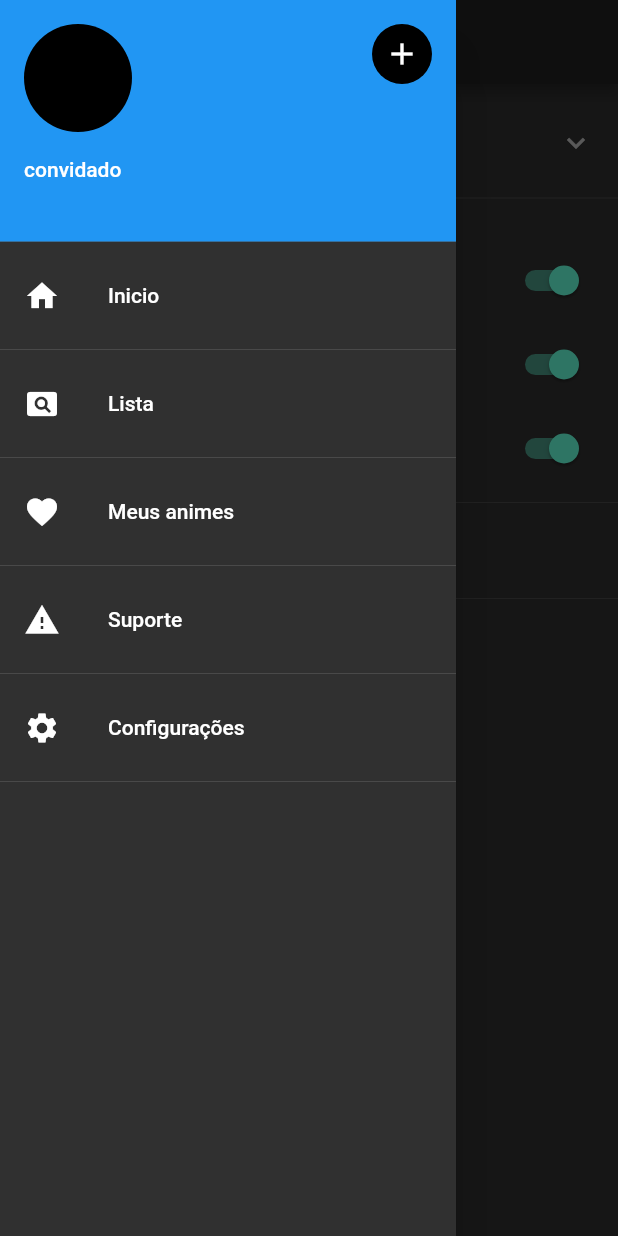
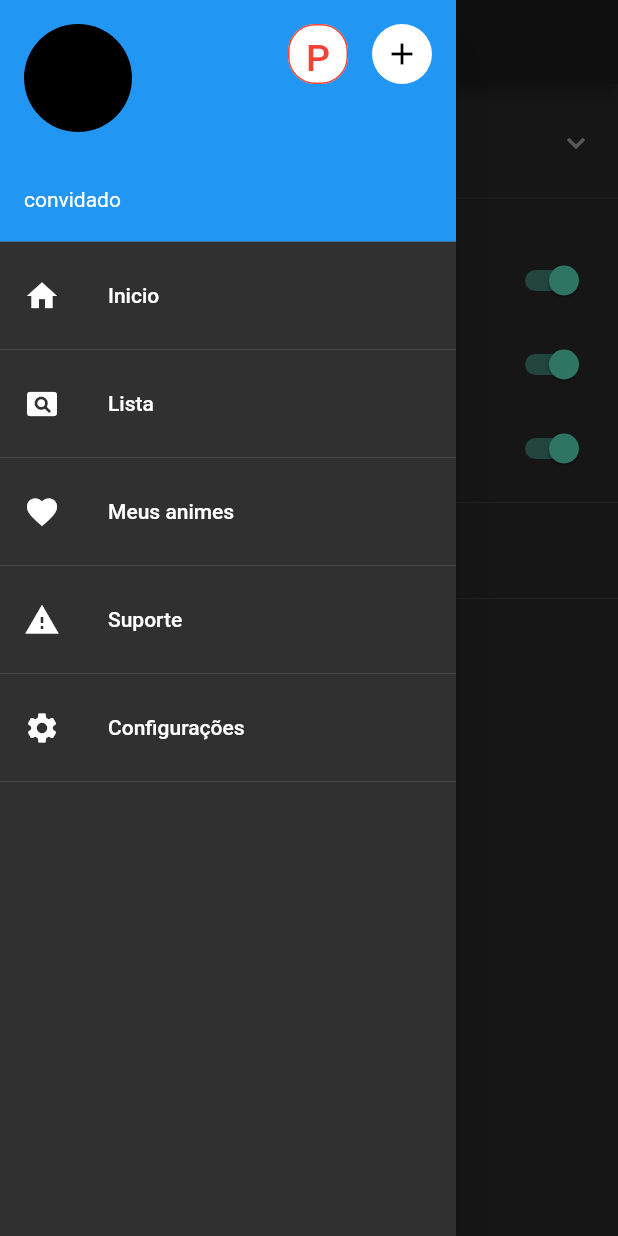
Before and after one commit to fuedgabriel/Animese-1.0, a Flutter app: the Config screen opened by its route, with the side drawer open, on a phone screen of 412 x 824 dp. Run offline on Flutter 3.47's test engine with Material 2 defaults, Android fonts, the phone set to English and light mode, and no system bars; our stand-ins replace bloc, device_info, equatable, flutter_bloc, flutter_speed_dial, shared_preferences and 1 more; missing offline and left inert: mx_player_plugin, video_box; accounts and stored records are empty; network calls fail.

Commit message:
Add files via upload

```diff
--- a/lib/screens/config/config.dart
+++ b/lib/screens/config/config.dart
@@ -54,7 +54,7 @@ _Config(){
   Widget build(BuildContext context) {
 
     return Scaffold(
-      drawer: new MenuWidget(page: 'Config'),
+      drawer: MenuWidget(page: 'Config'),
       appBar: AppBar(
         title: Text('Configurações'),
       ),
--- a/lib/screens/home_page/home_screen.dart
+++ b/lib/screens/home_page/home_screen.dart
@@ -44,6 +44,7 @@ class _HomeScreenState extends State<HomeScreen> {
   ListAnime lisa;
 
   _getFavoritos() async{
+    try{
       SharedPreferences prefs = await SharedPreferences.getInstance();
       List animes = prefs.getStringList('favoritos');
       for(int i = 0;i < animes.length; i++){
@@ -55,6 +56,11 @@ class _HomeScreenState extends State<HomeScreen> {
           });
         });
       }
+    }
+    catch(ex){
+      print(ex);
+    }
+
   }
 
   _getAnime(){
--- a/lib/screens/login/createcount.dart
+++ b/lib/screens/login/createcount.dart
@@ -210,7 +210,6 @@ class _CreateCount extends State<CreateCount>{
                       dia = birthDate.day.toString();
                       mes = birthDate.month.toString();
                       ano = birthDate.year.toString();
-
                     });
                   }
                 }
@@ -297,7 +296,7 @@ class _CreateCount extends State<CreateCount>{
               }
 
               else if(dia.toString() != '0'){
-                POST.postcreate(_textFieldControllerNome.text, _textFieldControllerNick.text, _textFieldControllerSenha1.text, _textFieldControllerEmail.text);
+                POST.postcreate(_textFieldControllerNome.text, _textFieldControllerNick.text, _textFieldControllerSenha1.text, _textFieldControllerEmail.text, birthDate.toString());
                 showGeneralDialog(
                     barrierColor: Colors.black.withOpacity(0.5),
                     transitionBuilder: (context, a1, a2, widget) {
--- a/lib/screens/video/movie_screen.dart
+++ b/lib/screens/video/movie_screen.dart
@@ -1,5 +1,6 @@
 //widget
 import 'package:animese/request/request.dart';
+import 'package:video_box/video_box.dart';
 
 import 'circular_clipper.dart';
 import 'package:flutter/material.dart';
@@ -189,11 +190,10 @@ class _VideoscreenState extends State<Videoscreen> {
                         Navigator.push(
                           context,
                           MaterialPageRoute(
-                            builder: (context) => Pro(movie: widget.movie,videos: video, ),
+                            builder: (context) => PipPage(movie: widget.movie,videos: video, ),
                           ),
                         );
                     });
-
                     },
                     shape: CircleBorder(),
                     fillColor: Colors.black,
--- a/lib/widgets/menu.dart
+++ b/lib/widgets/menu.dart
@@ -1,3 +1,4 @@
+import 'package:flutter/cupertino.dart';
 import 'package:flutter/material.dart';
 import 'package:flutter/widgets.dart';
 import '../request/request.dart';
@@ -15,9 +16,8 @@ class MenuWidget extends StatefulWidget{
   _MenuWidgetState createState() => _MenuWidgetState();
 }
 
+
 class _MenuWidgetState extends State<MenuWidget> {
-
-
   var nome = '';
   var email = '';
   var nick = '';
@@ -52,13 +52,9 @@ class _MenuWidgetState extends State<MenuWidget> {
         padding: EdgeInsets.zero,
         children: <Widget>[
           UserAccountsDrawerHeader(
-            accountEmail: Text(email),
-            accountName: Text(nick),
+            accountEmail: Text(nick),
             currentAccountPicture: GestureDetector(
               onTap: (){
-
-
-
 
               },
               child: CircleAvatar(
@@ -66,9 +62,31 @@ class _MenuWidgetState extends State<MenuWidget> {
               ),
             ),
             otherAccountsPictures: <Widget>[
+              FlatButton(
+                shape: new RoundedRectangleBorder(
+                    borderRadius: new BorderRadius.circular(18.0),
+                    side: BorderSide(color: Colors.red)),
+                color: Colors.white,
+                textColor: Colors.red,
+                padding: EdgeInsets.all(8.0),
+                onPressed: () {
+                  if (widget.page == 'Premium') {
+                    Navigator.pop(context);
+                  }
+                  else{
+                    Navigator.of(context).pushNamedAndRemoveUntil('/Premium', (Route<dynamic> route) => false);
+                  }
+                },
+                child: Text(
+                  "P".toUpperCase(),
+                  style: TextStyle(
+                    fontSize: 25.0,
+                  ),
+                ),
+              ),
+
               GestureDetector(
-                onTap: () =>
-                {
+                onTap: () => {
                   if(email == 'convidado'){
                     if (widget.page == 'Login') {
                       Navigator.pop(context),
@@ -83,9 +101,7 @@ class _MenuWidgetState extends State<MenuWidget> {
                         Navigator.pop(context),
                         Navigator.of(context).pushReplacementNamed('/Login'),
                       }
-
                     }
-
                   }
                   else{
                     showGeneralDialog(
@@ -114,9 +130,12 @@ class _MenuWidgetState extends State<MenuWidget> {
                   }
                 },
                 child: CircleAvatar(
+                  backgroundColor: Colors.white,
                   child: Icon(Icons.add),
                 ),
               ),
+
+
             ],
           ),
 
```
Also changed, not shown: lib/screens/player/globals.dart (added, +8 -0 lines), lib/screens/player/player.dart (+22 -9 lines), lib/screens/player/widget/tile.dart (added, +131 -0 lines), lib/screens/premium/Premium.dart (added, +15 -0 lines). Lines whose indentation alone changed are shown as unchanged.
